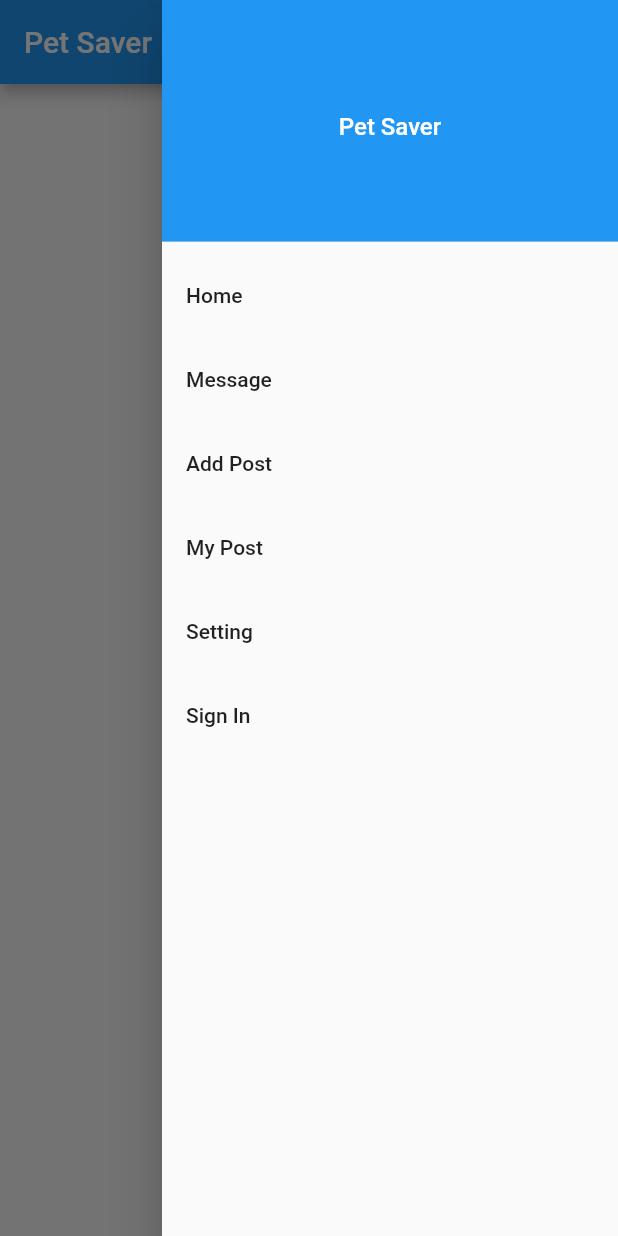
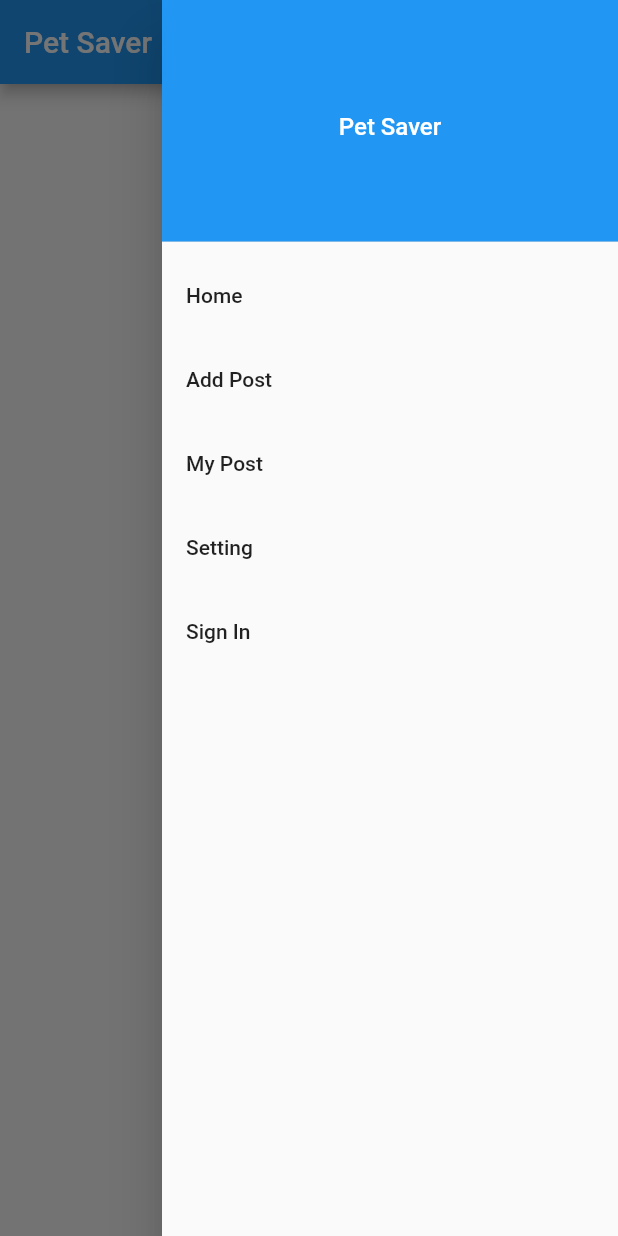
Before and after one commit to ikouhaha/pet_face_client, a Flutter app: the screen it shows after launch, with the side drawer open, on a phone screen of 412 x 824 dp. Run offline on Flutter 3.47's test engine with Material 2 defaults, Android fonts, the phone set to English and light mode, and no system bars; our stand-ins replace badges, dio, firebase_auth, firebase_core, firebase_database, firebase_remote_config and 13 more; missing offline and left inert: adaptive_navigation, dart:ffi, path_to_regexp; accounts and stored records are empty; statements that could not run were skipped.

Commit message:
add notifications page

```diff
--- a/lib/app.dart
+++ b/lib/app.dart
@@ -29,7 +29,7 @@ class _BookstoreState extends State<App> {
       allowedPaths: [
         '/',
         '/splash',
-        '/message',
+        '/notifications',
         '/signin',
         '/signup',
         '/post',
--- a/lib/pages/scaffold.dart
+++ b/lib/pages/scaffold.dart
@@ -1,8 +1,5 @@
-// Copyright 2021, the Flutter project authors. Please see the AUTHORS file
-// for details. All rights reserved. Use of this source code is governed by a
-// BSD-style license that can be found in the LICENSE file.
-
 import 'package:adaptive_navigation/adaptive_navigation.dart';
+import 'package:badges/badges.dart';
 import 'package:firebase_auth/firebase_auth.dart';
 import 'package:firebase_core/firebase_core.dart';
 import 'package:flutter/material.dart';
@@ -26,35 +23,31 @@ class MyScaffoldState extends State<MyScaffold> {
     } else if (idx == 0) {
       title = "Pet Saver";
     } else if (idx == 1) {
-      title = "Message";
+      title = "Create Post";
     } else if (idx == 2) {
-      title = "Create Post";
+      title = "My Post";
     } else if (idx == 3) {
-      title = "My Post";
-    } else if (idx == 4) {
       title = "Settings";
     }
 
     return Text(title);
   }
 
-  ListTile getSigninout(){
-      if(FirebaseAuth.instance.currentUser==null){
+  ListTile getSigninout() {
+    if (FirebaseAuth.instance.currentUser == null) {
       return ListTile(
         title: Text("Sign In"),
-          onTap: (){
+        onTap: () {
           RouteStateScope.of(context).go("/signin");
-
         },
       );
-      }else{
+    } else {
       return ListTile(
-          title: Text("Sign Out",style: TextStyle(color: Colors.redAccent)),
-          onTap: (){
+          title: Text("Sign Out", style: TextStyle(color: Colors.redAccent)),
+          onTap: () {
             FirebaseAuth.instance.signOut();
             RouteStateScope.of(context).go("/signin");
-          }
-        );
+          });
     }
   }
 
@@ -79,7 +72,7 @@ class MyScaffoldState extends State<MyScaffold> {
           ),
         );
       }
-    }else if(path =="/edit/post/:id"){
+    } else if (path == "/edit/post/:id") {
       return GestureDetector(
         onTap: () {
           RouteStateScope.of(context).go("/mypost");
@@ -89,7 +82,16 @@ class MyScaffoldState extends State<MyScaffold> {
         ),
       );
     }
-
+    else if (path == "/notifications") {
+      return GestureDetector(
+        onTap: () {
+          RouteStateScope.of(context).go("/");
+        },
+        child: const Icon(
+          Icons.arrow_back, // add custom icons also
+        ),
+      );
+    }
 
     return null;
   }
@@ -121,13 +123,7 @@ class MyScaffoldState extends State<MyScaffold> {
                 Navigator.of(context).pop();
               },
             ),
-            ListTile(
-              title: const Text('Message'),
-              onTap: () {
-                routeState.go('/message');
-                Navigator.of(context).pop();
-              },
-            ),
+
             ListTile(
               title: const Text('Add Post'),
               onTap: () {
@@ -153,29 +149,38 @@ class MyScaffoldState extends State<MyScaffold> {
           ],
         )),
         appBar: AppBar(
-          title: getTitle(routeState.route.pathTemplate,selectedIndex),
+          title: getTitle(routeState.route.pathTemplate, selectedIndex),
           leading: getLeading(routeState.route.pathTemplate, selectedIndex),
+          actions: [
+            IconButton(
+              icon: const Icon(Icons.notifications),
+              tooltip: 'Notifications',
+              onPressed: () {
+                routeState.go('/notifications');
+              },
+            ),
+          ],
         ),
         body: AdaptiveNavigationScaffold(
           selectedIndex: selectedIndex,
           body: const BookstoreScaffoldBody(),
           onDestinationSelected: (idx) {
             if (idx == 0) routeState.go('/');
-            if (idx == 1) routeState.go('/message');
-            if (idx == 2) routeState.go('/new/post');
 
-            if (idx == 3) routeState.go('/mypost');
-            if (idx == 4) routeState.go('/settings');
+            if (idx == 1) routeState.go('/new/post');
+
+            if (idx == 2) routeState.go('/mypost');
+            if (idx == 3) routeState.go('/settings');
           },
           destinations: const [
             AdaptiveScaffoldDestination(
               title: 'Home',
               icon: Icons.home,
             ),
-            AdaptiveScaffoldDestination(
-              title: 'Message',
-              icon: Icons.comment,
-            ),
+            // AdaptiveScaffoldDestination(
+            //   title: 'Message',
+            //   icon: Icons.comment,
+            // ),
             AdaptiveScaffoldDestination(
               title: 'Post',
               icon: Icons.post_add,
@@ -193,22 +198,18 @@ class MyScaffoldState extends State<MyScaffold> {
   }
 
   int _getSelectedIndex(String pathTemplate) {
-
     if (pathTemplate == "/") {
-      previousSelectIndex= 0;
+      previousSelectIndex = 0;
       return 0;
-    } else if (pathTemplate == "/message") {
-      previousSelectIndex= 1;
+    } else if (pathTemplate == "/new/post") {
+      previousSelectIndex = 1;
       return 1;
-    } else if (pathTemplate == "/new/post") {
-      previousSelectIndex= 2;
+    } else if (pathTemplate == "/mypost") {
+      previousSelectIndex = 2;
       return 2;
-    } else if (pathTemplate == "/mypost") {
-      previousSelectIndex= 3;
+    } else if (pathTemplate == "/settings") {
+      previousSelectIndex = 3;
       return 3;
-    } else if (pathTemplate == "/settings") {
-      previousSelectIndex= 4;
-      return 4;
     }
 
     return previousSelectIndex;
--- a/lib/pages/scaffold_body.dart
+++ b/lib/pages/scaffold_body.dart
@@ -4,7 +4,7 @@
 
 import 'package:flutter/material.dart';
 import 'package:pet_saver_client/pages/editPost.dart';
-import 'package:pet_saver_client/pages/message.dart';
+import 'package:pet_saver_client/pages/notifications.dart';
 import 'package:pet_saver_client/pages/post.dart';
 import 'package:pet_saver_client/pages/home.dart';
 import 'package:pet_saver_client/pages/list.dart';
@@ -51,10 +51,10 @@ class BookstoreScaffoldBody extends StatelessWidget {
             key: ValueKey('mypost'),
             child: PostPage(),
           )
-          else if (currentRoute.pathTemplate== '/message')
+          else if (currentRoute.pathTemplate== '/notifications')
           const FadeTransitionPage<void>(
-            key: ValueKey('message'),
-            child: MessagePage(),
+            key: ValueKey('notifications'),
+            child: NotificationPage(),
           )
           else if (currentRoute.pathTemplate == '/new/post')
           const FadeTransitionPage<void>(
--- a/pubspec.yaml
+++ b/pubspec.yaml
@@ -42,6 +42,7 @@ dependencies:
   flutter_easyloading: ^3.0.3
   flutter_staggered_grid_view: ^0.6.1
   timeago: ^3.2.2
+  badges: ^2.0.3
 
   # The following adds the Cupertino Icons font to your application.
   # Use with the CupertinoIcons class for iOS style icons.
@@ -68,7 +69,7 @@ dependency_overrides:
 dev_dependencies:
   flutter_test:
     sdk: flutter
-  adaptive_navigation: ^0.0.5
+  adaptive_navigation: ^0.0.7
 
 
 
```
Also changed, not shown: lib/models/notification.dart (added, +47 -0 lines), lib/pages/navigator.dart (+1 -10 lines), lib/pages/notifications.dart (renamed from lib/pages/message.dart, +5 -5 lines), lib/pages/postDetail.dart (+30 -7 lines). Lines whose indentation alone changed are shown as unchanged.
